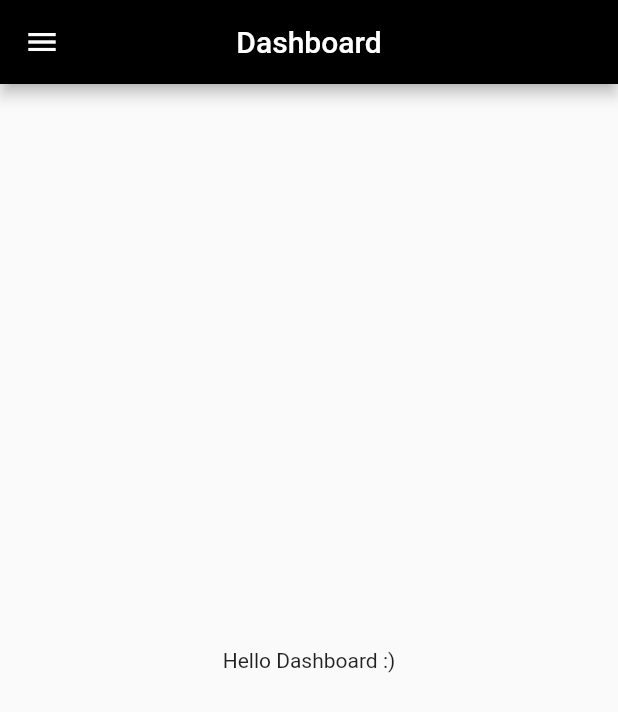
After one commit to cgt-training/flutter_training_sample, a Flutter app: the MainMenu screen opened by its route, on a phone screen of 412 x 824 dp. The commit adds this screen. Shown: the top 712 px of the screen. Run offline on Flutter 3.47's test engine with Material 2 defaults, Android fonts, the phone set to English and light mode, and no system bars; our stand-ins replace image_picker.

```diff
--- a/lib/Forms/loginForm.dart
+++ b/lib/Forms/loginForm.dart
@@ -1,7 +1,7 @@
 import 'package:flutter/material.dart';
 
 // FormState
-import 'package:flutter_training_app/FormsState/loginFormState.dart';
+import 'package:flutter_training_app/screen_state/loginFormState.dart';
 
 
 // Create a Form widget.
--- a/lib/Forms/registrationForm.dart
+++ b/lib/Forms/registrationForm.dart
@@ -1,7 +1,7 @@
 import 'package:flutter/material.dart';
 
 //Form State
-import 'package:flutter_training_app/FormsState/registrationFormState.dart';
+import 'package:flutter_training_app/screen_state/registrationFormState.dart';
 
 class RegistrationForm extends StatefulWidget{
 
--- a/lib/main.dart
+++ b/lib/main.dart
@@ -1,10 +1,15 @@
 import 'package:flutter/material.dart';
-import 'package:flutter_training_app/authentication/login.dart';
-import 'package:flutter_training_app/authentication/registration.dart';
+
+// Screens
+import 'package:flutter_training_app/screens/login.dart';
+import 'package:flutter_training_app/screens/registration.dart';
+import 'package:flutter_training_app/screens/side_menu_screens/main_menu.dart';
+
 void main() => runApp(MaterialApp(
     initialRoute: '/login',
     routes: {
       '/login': (context) => Login(),
       '/registration': (context) => Registration(),
+      '/dashboard': (context) => MainMenu()
     }
 ));
--- /dev/null
+++ b/lib/models/login.dart
@@ -0,0 +1,5 @@
+class LoginModel {
+
+    String email = '';
+    String password = '';
+}
--- /dev/null
+++ b/lib/models/menuItem.dart
@@ -0,0 +1,9 @@
+import 'dart:ui';
+
+class MenuItem {
+    String title;
+    String icon;
+    Color color;
+    Function func;
+    MenuItem(this.title, this.icon, this.color, this.func);
+}
--- /dev/null
+++ b/lib/routes/side_menu.dart
@@ -0,0 +1,23 @@
+import 'package:flutter/material.dart';
+
+// Models
+import 'package:flutter_training_app/models/menuItem.dart';
+
+//Screens
+import 'package:flutter_training_app/screens/side_menu_screens/dashboard.dart';
+import 'package:flutter_training_app/screens/side_menu_screens/screen2.dart';
+
+class SideMenuItems{
+
+    static List<MenuItem> createMenuItems() {
+        final menuItems = [
+            new MenuItem(
+                "Dashboard", 'assets/images/dashboard.png', Colors.black,
+                    () => Dashboard()),
+            new MenuItem(
+                "Screen 2", 'assets/images/dashboard.png', Colors.black,
+                    () => Screen2()),
+        ];
+        return menuItems;
+    }
+}
--- /dev/null
+++ b/lib/screen_state/side_menu/mainMenuState.dart
@@ -0,0 +1,128 @@
+import 'package:flutter/material.dart';
+
+// Models
+import 'package:flutter_training_app/models/menuItem.dart';
+
+// Routes
+import 'package:flutter_training_app/routes/side_menu.dart';
+
+// Screens
+import 'package:flutter_training_app/screens/side_menu_screens/main_menu.dart';
+
+
+class MainMenuState extends State<MainMenu> {
+    Widget _appBarTitle;
+    Color _appBarBackgroundColor;
+    MenuItem _selectedMenuItem;
+    List<MenuItem> _menuItems;
+    List<Widget> _menuOptionWidgets = [];
+
+    // Summary: initialized the state with first item returned by createMenuItems
+    @override
+    initState() {
+        super.initState();
+
+        _menuItems = SideMenuItems.createMenuItems();
+        _selectedMenuItem = _menuItems[0];
+        _appBarTitle = Text(_menuItems[0].title);
+        _appBarBackgroundColor = _menuItems[0].color;
+    }
+
+    // Summary: this will return which class one want to open.
+    _getMenuItemWidget(MenuItem menuItem) {
+        return menuItem.func();
+    }
+
+    // Summary: When any link is tapped on side menu then this function will be triggered.
+    _onSelectItem(MenuItem menuItem) {
+        setState(() {
+            _selectedMenuItem = menuItem;
+            _appBarTitle = Text(menuItem.title);
+            _appBarBackgroundColor = menuItem.color;
+        });
+        Navigator.of(context).pop(); // close side menu
+    }
+
+    // Summary: Function will provide the UI for each row of menuItem.
+    List<Widget> _createMenuOptionWidgets(){
+        _menuOptionWidgets = [];
+
+        for (var menuItem in _menuItems) {
+            _menuOptionWidgets.add(Container(
+                decoration: BoxDecoration(
+                    color: menuItem == _selectedMenuItem
+                        ? Colors.grey[200]
+                        : Colors.white),
+                child: ListTile(
+                    leading: Image.asset(menuItem.icon),
+                    onTap: () => _onSelectItem(menuItem),
+                    title: Text(
+                        menuItem.title,
+                        style: TextStyle(
+                            fontSize: 20.0,
+                            color: menuItem.color,
+                            fontWeight: menuItem == _selectedMenuItem
+                                ? FontWeight.bold
+                                : FontWeight.w300),
+                    ))));
+
+            // Add Separator line between two rows
+            _menuOptionWidgets.add(
+                SizedBox(
+                    child: Center(
+                        child: Container(
+                            margin: EdgeInsetsDirectional.only(
+                                start: 20.0, end: 20.0),
+                            height: 0.3,
+                            color: Colors.grey,
+                        ),
+                    ),
+                ),
+            );
+        }
+        return _menuOptionWidgets;
+    }
+
+
+    @override
+    Widget build(BuildContext context) {
+
+        return Scaffold(
+            appBar: AppBar(
+                title: _appBarTitle,
+                backgroundColor: _appBarBackgroundColor,
+                centerTitle: true,
+            ),
+            // Summary: This will provide the side menu from left and inside the body different Screens will navigate.
+            drawer: Drawer(
+                child: ListView(
+                    children: <Widget>[
+                        Container(
+                            child: ListTile(
+                                leading: Image.asset(
+                                    'assets/images/lion.png'),
+                                title: Text("vaibhsa@gmail.com")),
+                            margin: EdgeInsetsDirectional.only(top: 20.0),
+                            color: Colors.white,
+                            constraints: BoxConstraints(
+                                maxHeight: 90.0, minHeight: 90.0)),
+                        SizedBox(
+                            child: Center(
+                                child: Container(
+                                    margin: EdgeInsetsDirectional.only( start: 10.0, end: 10.0 ),
+                                    height: 0.3,
+                                    color: Colors.black,
+                                ),
+                            ),
+                        ),
+                        new Container(
+                            color: Colors.white,
+                            child: new Column(children: this._createMenuOptionWidgets()),
+                        ),
+                    ],
+                ),
+            ),
+            body: _getMenuItemWidget(_selectedMenuItem),
+        );
+    }
+}
--- /dev/null
+++ b/lib/screens/side_menu_screens/dashboard.dart
@@ -0,0 +1,10 @@
+import 'package:flutter/material.dart';
+
+class Dashboard extends StatelessWidget {
+    @override
+    Widget build(BuildContext context) {
+        return new Center(
+            child: new Text("Hello Dashboard :)"),
+        );
+    }
+}
--- /dev/null
+++ b/lib/screens/side_menu_screens/main_menu.dart
@@ -0,0 +1,12 @@
+import 'package:flutter/material.dart';
+
+// State
+import 'package:flutter_training_app/screen_state/side_menu/mainMenuState.dart';
+
+
+class MainMenu extends StatefulWidget {
+    @override
+    MainMenuState createState() {
+        return MainMenuState();
+    }
+}
--- a/pubspec.yaml
+++ b/pubspec.yaml
@@ -25,6 +25,7 @@ dependencies:
   # Use with the CupertinoIcons class for iOS style icons.
   cupertino_icons: ^0.1.2
   image_picker:
+  http:
 dev_dependencies:
   flutter_test:
     sdk: flutter
```
Also changed, not shown: lib/FormsState/registrationFormState.dart (deleted, +0 -149 lines), lib/api_calling/authentication.dart (added, +36 -0 lines), lib/response_model/loginResponse.dart (added, +20 -0 lines), lib/screen_state/loginFormState.dart (renamed from lib/FormsState/loginFormState.dart, +89 -18 lines), lib/screen_state/registrationFormState.dart (added, +220 -0 lines), lib/screens/side_menu_screens/screen2.dart (added, +10 -0 lines), assets/images/dashboard.png (added), assets/images/lion.png (added), lib/screens/login.dart (renamed from lib/authentication/login.dart), lib/screens/registration.dart (renamed from lib/authentication/registration.dart), pubspec.lock.
